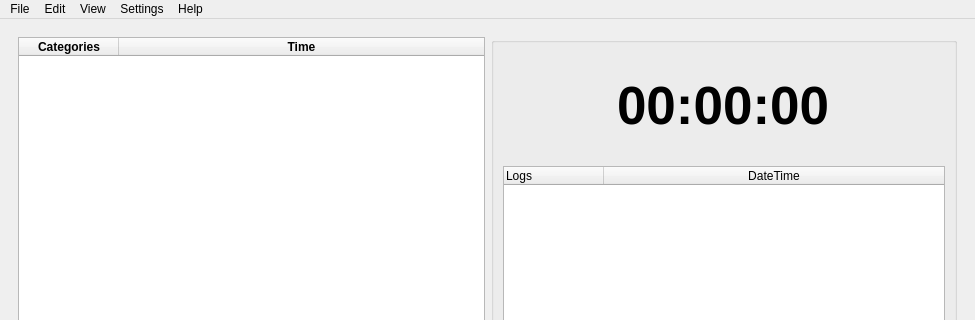
First picture: the form in src/gui/ui/main_window.ui, repository MaxB321/TimeBranchr, before the edit; both pictures show x 0 to 975 and y 0 to 320 of the 975 by 637 pixel window.
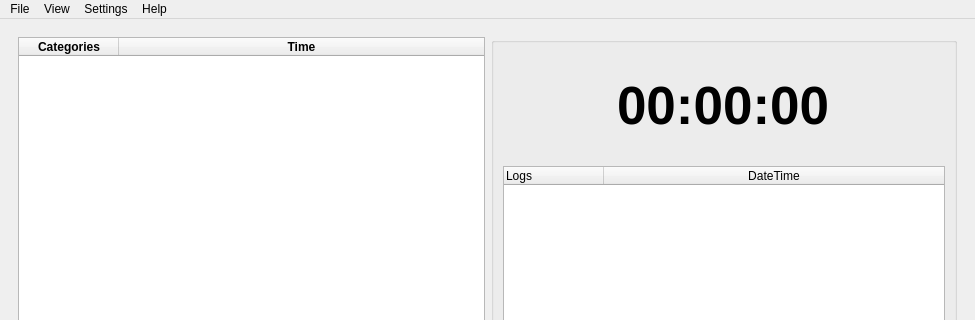
Second picture: the form after the edit.

Commit message: items in tree widget now deselectable if click in empty widget space

Diff of the .ui file:
```diff
--- a/src/gui/ui/main_window.ui
+++ b/src/gui/ui/main_window.ui
@@ -205,14 +205,6 @@
     <addaction name="actionExport_CSV"/>
     <addaction name="actionQuit"/>
    </widget>
-   <widget class="QMenu" name="menuEdit">
-    <property name="title">
-     <string>Edit</string>
-    </property>
-    <addaction name="actionCopy"/>
-    <addaction name="actionPaste"/>
-    <addaction name="actionUndo"/>
-   </widget>
    <widget class="QMenu" name="menuView">
     <property name="title">
      <string>View</string>
@@ -235,7 +227,6 @@
     <addaction name="actionDisplay_Name"/>
    </widget>
    <addaction name="menuFile"/>
-   <addaction name="menuEdit"/>
    <addaction name="menuView"/>
    <addaction name="menuSettings"/>
    <addaction name="menuHelp"/>
```
Left out of the diff: 7 changed lines with no effect on the pictures. The commit also changes 5 other files.
